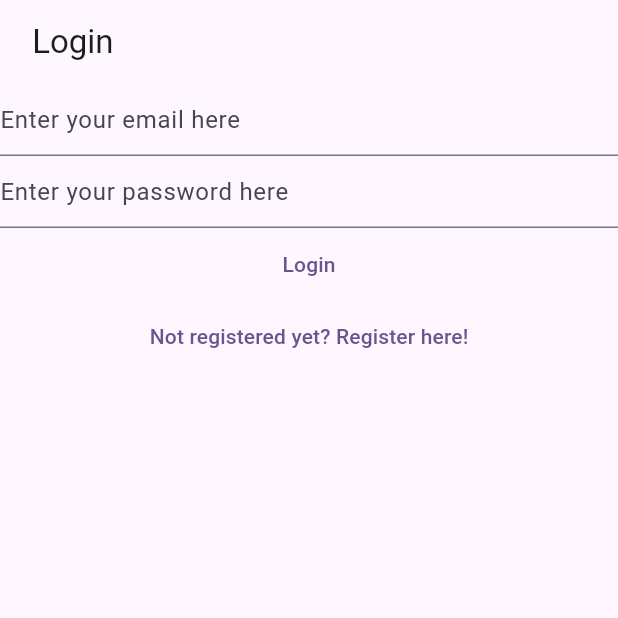
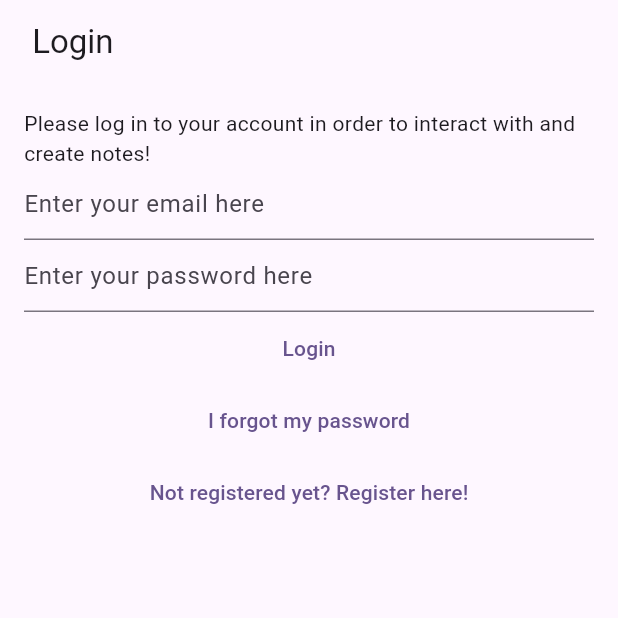
Before and after one commit to rhromets/mynotes_ffc_vandad, a Flutter app: the screen it shows after launch, on a phone screen of 412 x 824 dp, the top half of it. Run offline on Flutter 3.47's test engine with Material 3 defaults, Android fonts, the phone set to English and light mode, and no system bars; our stand-ins replace bloc, cloud_firestore, equatable, firebase_auth, firebase_core, flutter_bloc and 1 more; accounts and stored records are empty; generated files the repository leaves out were written again.

Commit message:
feat: implement password reset

```diff
--- /dev/null
+++ b/devtools_options.yaml
@@ -0,0 +1,3 @@
+description: This file stores settings for Dart & Flutter DevTools.
+documentation: https://docs.flutter.dev/tools/devtools/extensions#configure-extension-enablement-states
+extensions:
--- a/lib/services/auth/auth_provider.dart
+++ b/lib/services/auth/auth_provider.dart
@@ -14,4 +14,5 @@
   });
   Future<void> logOut();
   Future<void> sendEmailVerification();
+Future<void> sendPasswordReset({required String toEmail});
 }
--- a/lib/services/auth/auth_service.dart
+++ b/lib/services/auth/auth_service.dart
@@ -44,4 +44,8 @@
 
   @override
   Future<void> sendEmailVerification() => provider.sendEmailVerification();
+
+  @override
+  Future<void> sendPasswordReset({required String toEmail}) =>
+      provider.sendPasswordReset(toEmail: toEmail);
 }
--- a/lib/services/auth/bloc/auth_event.dart
+++ b/lib/services/auth/bloc/auth_event.dart
@@ -37,6 +37,12 @@
   const AuthEventShouldRegister();
 }
 
+class AuthEventForgotPassword extends AuthEvent {
+  final String? email;
+
+  const AuthEventForgotPassword({this.email});
+}
+
 class AuthEventLogOut extends AuthEvent {
   const AuthEventLogOut();
 }
--- a/lib/services/auth/bloc/auth_state.dart
+++ b/lib/services/auth/bloc/auth_state.dart
@@ -23,6 +23,16 @@
   const AuthStateRegistering({
     required this.exception,
     required isLoading,
+  }) : super(isLoading: isLoading);
+}
+
+class AuthStateForgotPassword extends AuthState {
+  final Exception? exception;
+  final bool hasSentEmail;
+  const AuthStateForgotPassword({
+    required this.exception,
+    required this.hasSentEmail,
+    required bool isLoading,
   }) : super(isLoading: isLoading);
 }
 
--- /dev/null
+++ b/lib/utilities/dialogs/password_reset_email_sent_dialog.dart
@@ -0,0 +1,14 @@
+import 'package:flutter/material.dart';
+import 'package:mynotes_ffc_vandad/utilities/dialogs/generics_dialog.dart';
+
+Future<void> showPasswordResetSentDialog(BuildContext context) {
+  return showGenericsDialog<void>(
+    context: context,
+    title: 'Password Reset',
+    content:
+        'We have now sent you a password reset link. Please check your email.',
+    optionsBuilder: () => {
+      'OK': null,
+    },
+  );
+}
--- a/lib/views/home_page.dart
+++ b/lib/views/home_page.dart
@@ -4,6 +4,7 @@
 import 'package:mynotes_ffc_vandad/services/auth/bloc/auth_bloc.dart';
 import 'package:mynotes_ffc_vandad/services/auth/bloc/auth_event.dart';
 import 'package:mynotes_ffc_vandad/services/auth/bloc/auth_state.dart';
+import 'package:mynotes_ffc_vandad/views/forgot_password_view.dart';
 import 'package:mynotes_ffc_vandad/views/login_view.dart';
 import 'package:mynotes_ffc_vandad/views/notes/notes_view.dart';
 import 'package:mynotes_ffc_vandad/views/register_view.dart';
@@ -32,6 +33,8 @@
           return const VerifyEmailView();
         } else if (state is AuthStateLoggedOut) {
           return const LoginView();
+        } else if (state is AuthStateForgotPassword) {
+          return const ForgotPasswordView();
         } else if (state is AuthStateRegistering) {
           return const RegisterView();
         } else {
--- a/lib/views/login_view.dart
+++ b/lib/views/login_view.dart
@@ -37,7 +37,10 @@
       listener: (context, state) async {
         if (state is AuthStateLoggedOut) {
           if (state.exception is UserNotFoundAuthException) {
-            await showErrorDialog(context, 'User not found');
+            await showErrorDialog(
+              context,
+              'Cannot find a user with the entered credentials',
+            );
           } else if (state.exception is WrongPasswordAuthException) {
             await showErrorDialog(context, 'Wrong credentials');
           } else if (state.exception is InvalidCredentialAuthException) {
@@ -52,8 +55,12 @@
         appBar: AppBar(
           title: const Text(' Login'),
         ),
-        body: Column(
+        body: Padding(
+          padding: const EdgeInsets.all(16.0),
+          child: Column(
             children: [
+              const Text(
+                  'Please log in to your account in order to interact with and create notes!'),
               TextField(
                 controller: _email,
                 enableSuggestions: false,
@@ -89,6 +96,14 @@
               TextButton(
                 onPressed: () {
                   context.read<AuthBloc>().add(
+                        const AuthEventForgotPassword(),
+                      );
+                },
+                child: const Text('I forgot my password'),
+              ),
+              TextButton(
+                onPressed: () {
+                  context.read<AuthBloc>().add(
                         const AuthEventShouldRegister(),
                       );
                 },
@@ -97,6 +112,7 @@
             ],
           ),
         ),
+      ),
     );
   }
 }
```
Also changed, not shown: lib/services/auth/bloc/auth_bloc.dart (+45 -0 lines), lib/services/auth/firebase_auth_provider.dart (+18 -0 lines), lib/views/forgot_password_view.dart (added, +90 -0 lines), lib/views/register_view.dart (+23 -13 lines). Lines whose indentation alone changed are shown as unchanged.
